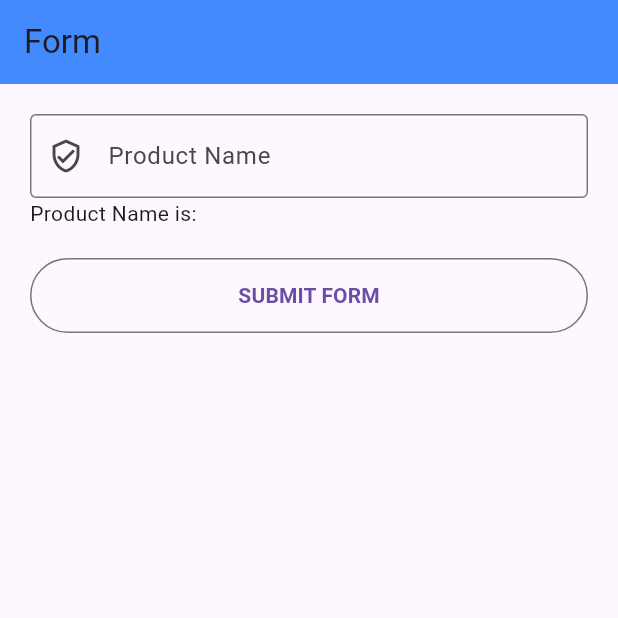
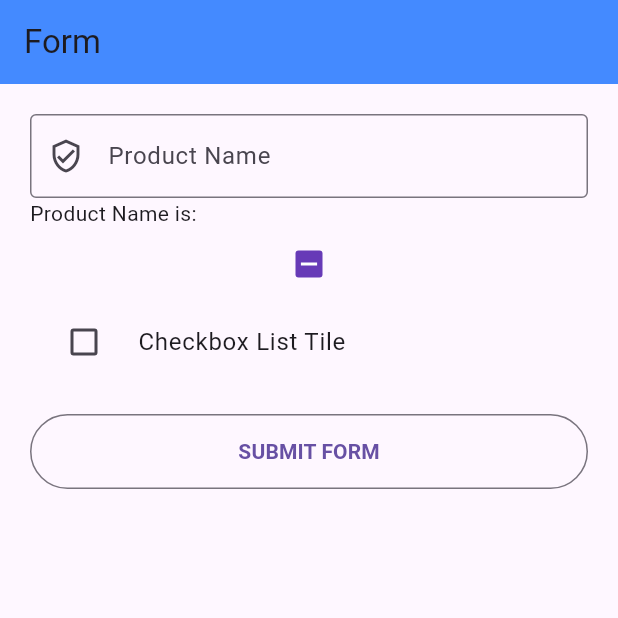
Before and after one commit to bipulhstu/flutter_practice, a Flutter app: the screen it shows after launch, on a phone screen of 412 x 824 dp, the top half of it. Run offline on Flutter 3.47's test engine with Material 3 defaults, Android fonts, the phone set to English and light mode, and no system bars; our stand-ins replace font_awesome_flutter.

Commit message:
learned Checkbox and CheckboxListTile

```diff
--- a/lib/stateful_widgets/Form.dart
+++ b/lib/stateful_widgets/Form.dart
@@ -9,10 +9,10 @@ class MyForm extends StatefulWidget {
 }
 
 class _MyFormState extends State<MyForm> {
-
   var _productName;
   final _productController = TextEditingController();
 
+  bool? _isChecked, _listTileCheckBox = false;
 
   @override
   void initState() {
@@ -20,7 +20,6 @@ class _MyFormState extends State<MyForm> {
 
     _productController.addListener(_updateText);
   }
-
 
   @override
   void dispose() {
@@ -56,11 +55,39 @@ class _MyFormState extends State<MyForm> {
 
             Text("Product Name is: ${_productController.text}"),
 
-            SizedBox(height: 20.0,),
+            //Two types of checkbox...
 
-            submitFormButton(context)
+            // 1. Checkbox
+            Checkbox(
+              activeColor: Colors.deepPurple,
+              checkColor: Colors.white,
+              tristate: true,
+              value: _isChecked,
+              onChanged: (value) {
+                setState(() {
+                  _isChecked = value;
+                });
+                print("Checkbox value: $value");
+              },
+            ),
+
+            //2. Checkbox List Tile
+            CheckboxListTile(
+              value: _listTileCheckBox,
+              title: Text("Checkbox List Tile"),
+              onChanged: (value) {
+                setState(() {
+                  _listTileCheckBox = value;
+                });
+              },
+              controlAffinity: ListTileControlAffinity.leading,
+            ),
+
+            SizedBox(height: 20.0),
+
+            submitFormButton(context),
           ],
-        )
+        ),
       ),
     );
   }
@@ -72,7 +99,7 @@ class _MyFormState extends State<MyForm> {
           context,
           MaterialPageRoute(
             builder: (context) {
-                return FormDetails(productName: _productController.text,);
+              return FormDetails(productName: _productController.text);
             },
           ),
         );
```
Lines whose indentation alone changed are shown as unchanged.
